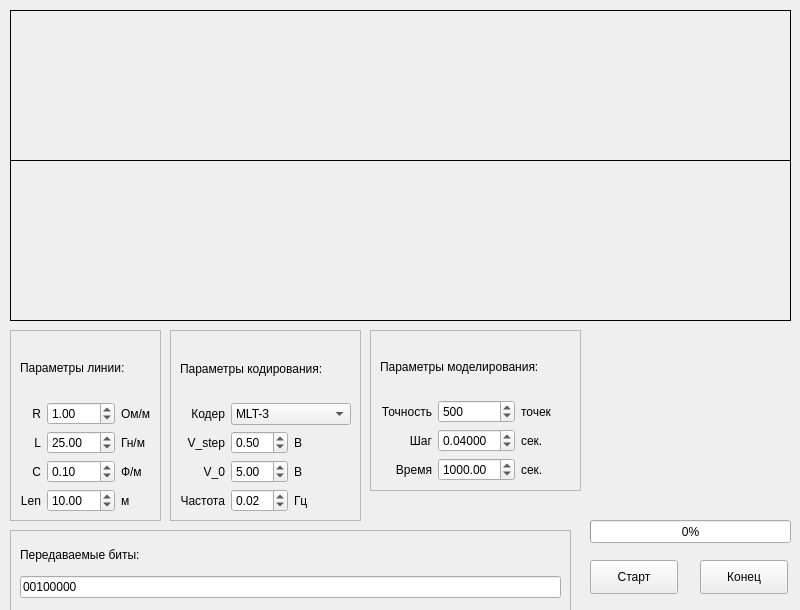
bestialyokel/diplom, file demo/mainwindow.ui: the form before one commit.
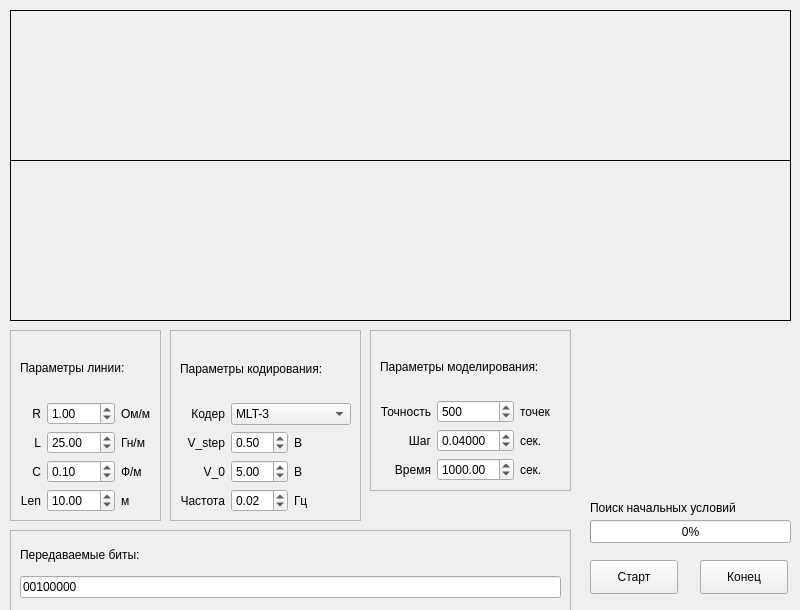
The form after the commit. Custom widgets are drawn as their Qt base class.

Commit message: text state

```diff
--- a/demo/mainwindow.ui
+++ b/demo/mainwindow.ui
@@ -208,7 +208,7 @@
      <rect>
       <x>370</x>
       <y>330</y>
-      <width>211</width>
+      <width>201</width>
       <height>161</height>
      </rect>
     </property>
@@ -223,7 +223,7 @@
       <rect>
        <x>10</x>
        <y>10</y>
-       <width>193</width>
+       <width>181</width>
        <height>141</height>
       </rect>
      </property>
@@ -591,6 +591,19 @@
      <number>0</number>
     </property>
    </widget>
+   <widget class="QLabel" name="status">
+    <property name="geometry">
+     <rect>
+      <x>590</x>
+      <y>500</y>
+      <width>201</width>
+      <height>16</height>
+     </rect>
+    </property>
+    <property name="text">
+     <string>Поиск начальных условий</string>
+    </property>
+   </widget>
   </widget>
  </widget>
  <customwidgets>
```
The commit also changes 2 other files.
